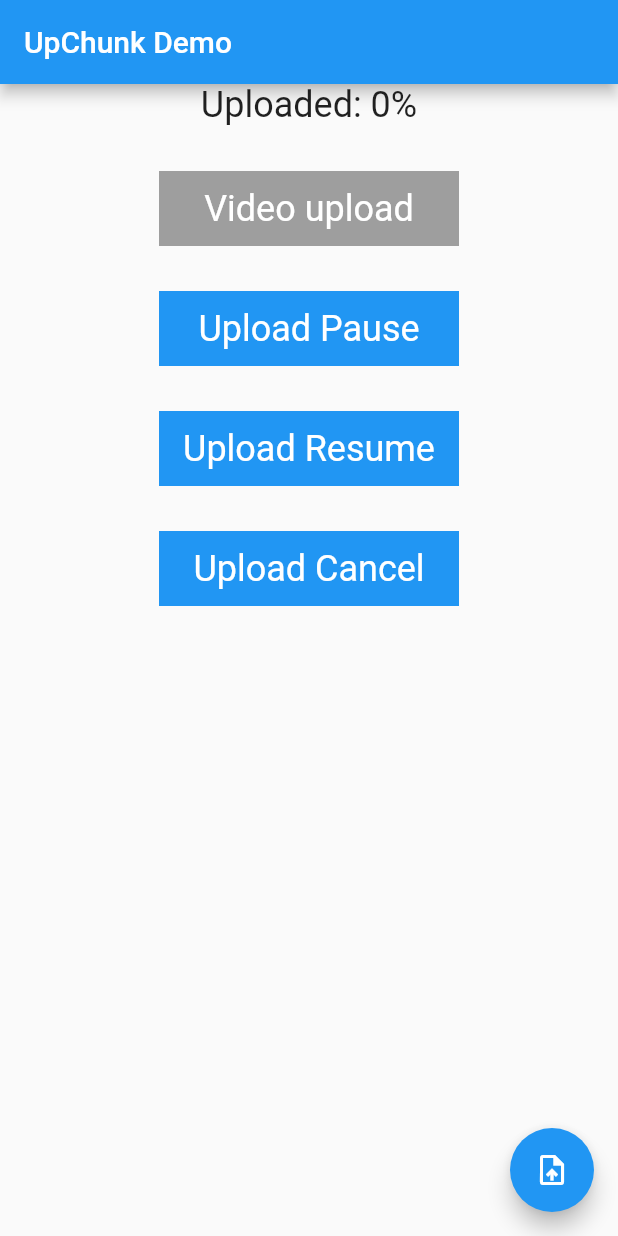
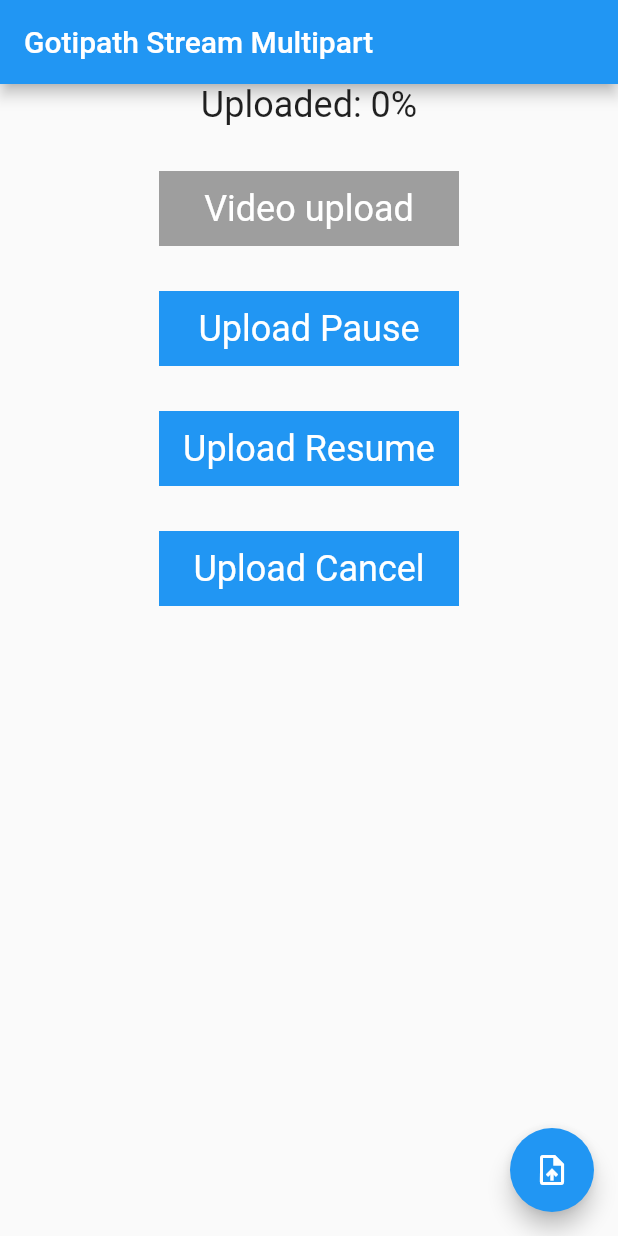
Before and after one commit to GotipathTeam/gotipath_stream_uploader, a Flutter app: the screen it shows after launch, on a phone screen of 412 x 824 dp. Run offline on Flutter 3.47's test engine with Material 2 defaults, Android fonts, the phone set to English and light mode, and no system bars; our stand-ins replace connectivity_plus, dio, image_picker.

Commit message:
Update main.dart

```diff
--- a/example/lib/main.dart
+++ b/example/lib/main.dart
@@ -22,7 +22,7 @@ class MyApp extends StatelessWidget {
         primarySwatch: Colors.blue,
         visualDensity: VisualDensity.adaptivePlatformDensity,
       ),
-      home: MyHomePage(title: 'UpChunk Demo'),
+      home: MyHomePage(title: 'Gotipath Stream Multipart'),
     );
   }
 }
```
